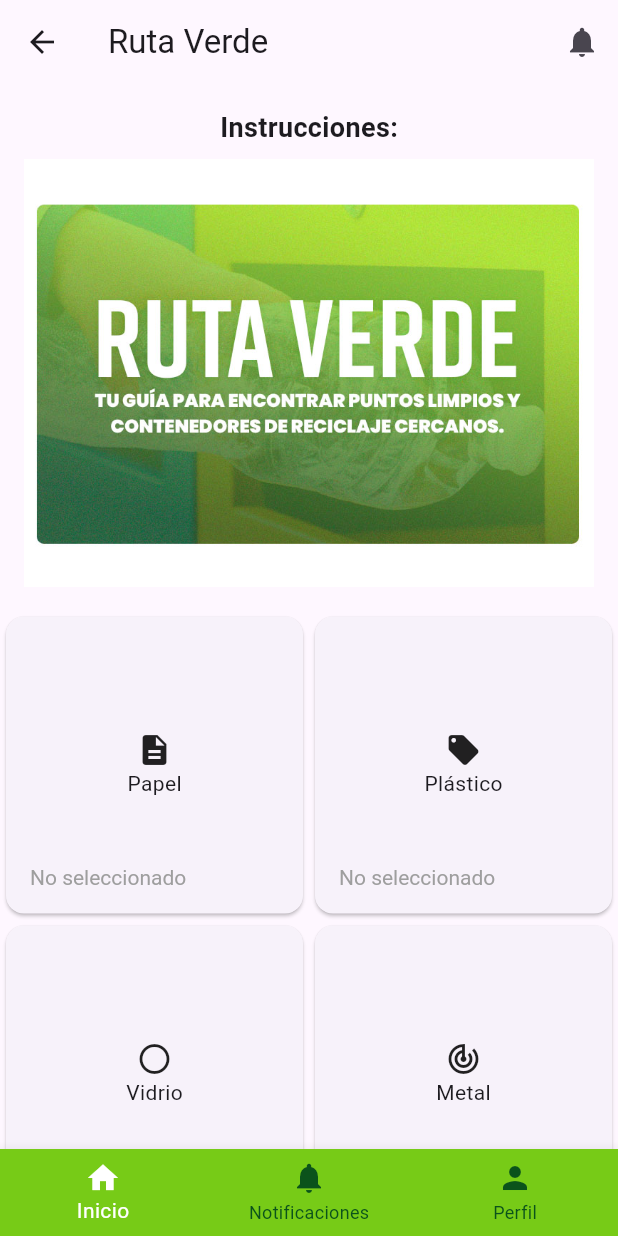
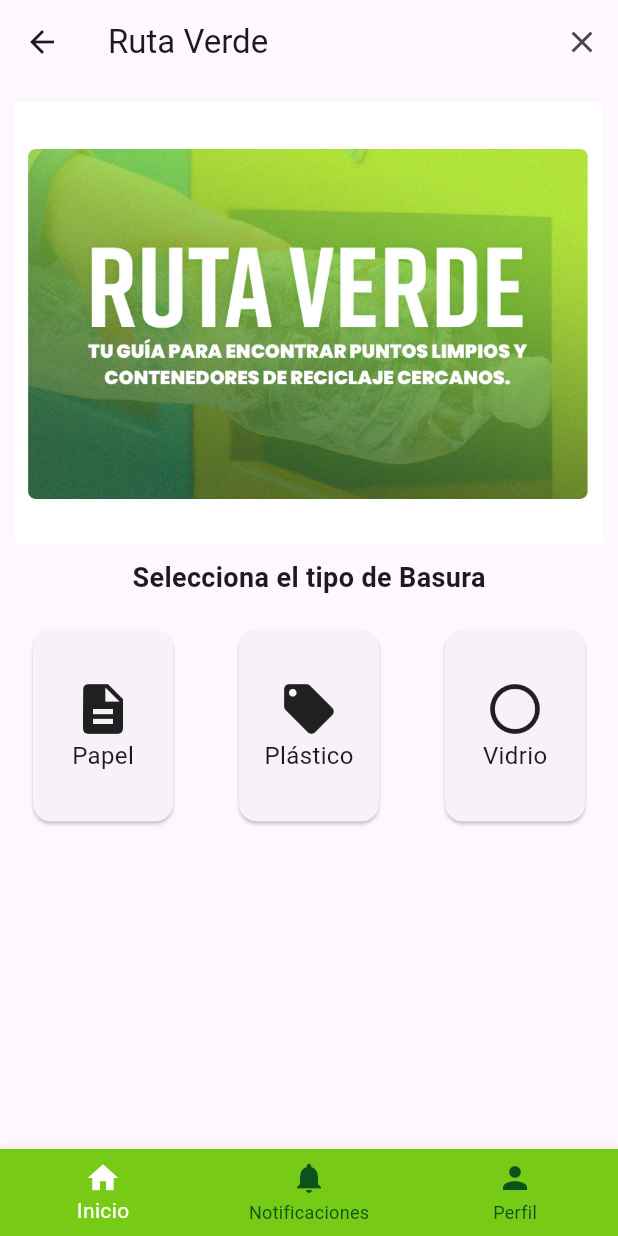
Before and after one commit to nanopaez/smart_city, a Flutter app: the HomeScreen screen opened directly, on a phone screen of 412 x 824 dp. Run offline on Flutter 3.47's test engine with Material 2 defaults, Android fonts, the phone set to English and light mode, and no system bars.

Commit message:
cambios martes 17

```diff
--- a/lib/screens/home.dart
+++ b/lib/screens/home.dart
@@ -18,8 +18,7 @@ class HomeScreenState extends State<HomeScreen> {
     {'name': 'Papel', 'icon': Icons.description},
     {'name': 'Plástico', 'icon': Icons.local_offer},
     {'name': 'Vidrio', 'icon': Icons.panorama_fish_eye},
-    {'name': 'Metal', 'icon': Icons.track_changes},
-    {'name': 'Orgánico', 'icon': Icons.eco},
+
     // Agrega más tipos de basura según tus necesidades
   ];
 
@@ -30,28 +29,31 @@ class HomeScreenState extends State<HomeScreen> {
       body: Column(
         children: [
           Container(
-            padding: const EdgeInsets.all(16.0),
+            padding: const EdgeInsets.all(10.0),
             child: Column(
               children: [
+                const SizedBox(height: 2),
+                Image.asset(
+                    'lib/assets/images/instrucciones.png'), // Reemplaza con la ruta de tu imagen
+              ],
+            ),
+          ),
           const Text(
-                  'Instrucciones:',
+            'Selecciona el tipo de Basura',
             style: TextStyle(
               fontSize: 18,
               fontWeight: FontWeight.bold,
             ),
           ),
-                const SizedBox(height: 8),
-                Image.asset(
-                    'lib/assets/images/instrucciones.png'), // Reemplaza con la ruta de tu imagen
-              ],
-            ),
-          ),
           Expanded(
             child: GridView.count(
-              crossAxisCount: 2,
+              crossAxisCount: 3,
+              childAspectRatio: 0.8,
               children: basuraTypes.map((type) {
                 bool isSelected = selectedTypes.contains(type['name']);
-                return Card(
+                return Padding(
+                  padding: const EdgeInsets.all(18.0),
+                  child: Card(
                     child: InkWell(
                       onTap: () {
                         setState(() {
@@ -66,7 +68,7 @@ class HomeScreenState extends State<HomeScreen> {
                         footer: GridTileBar(
                           backgroundColor: Colors.transparent,
                           title: Text(
-                          isSelected ? 'Seleccionado' : 'No seleccionado',
+                            isSelected ? '' : '',
                             style: TextStyle(
                               color: isSelected ? Colors.green : Colors.grey,
                             ),
@@ -82,9 +84,13 @@ class HomeScreenState extends State<HomeScreen> {
                           child: Column(
                             mainAxisAlignment: MainAxisAlignment.center,
                             children: [
-                            Icon(type['icon']), // Icono
-                            Text(type['name']), // Texto
+                              Icon(type['icon'], size: 40), // Icono
+                              Text(
+                                type['name'],
+                                style: const TextStyle(fontSize: 16),
+                              ), // Texto
                             ],
+                          ),
                         ),
                       ),
                     ),
--- a/lib/widgets/appbar.dart
+++ b/lib/widgets/appbar.dart
@@ -19,8 +19,9 @@ class CustomAppBar extends StatelessWidget implements PreferredSizeWidget {
         },
       ),
       actions: <Widget>[
+        const Text(''),
         IconButton(
-          icon: const Icon(Icons.notifications),
+          icon: const Icon(Icons.close),
           onPressed: () {
             // Lógica para mostrar notificaciones
           },
```
Lines whose indentation alone changed are shown as unchanged.
